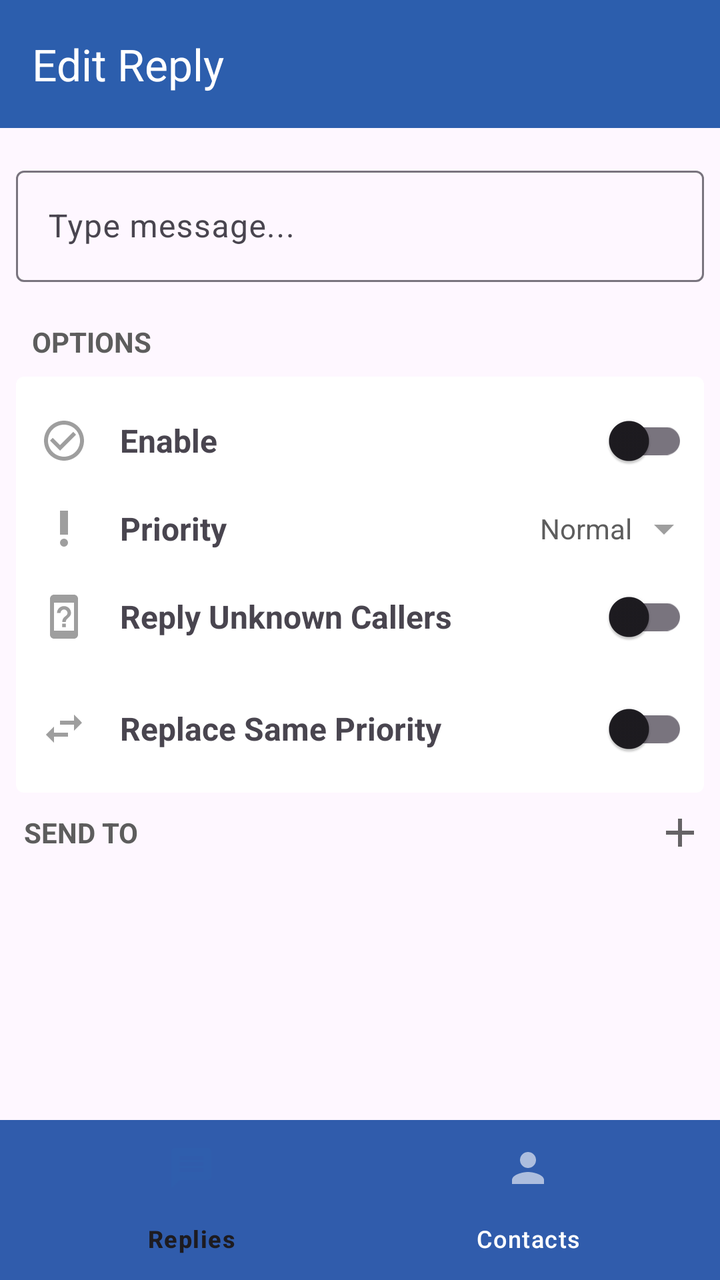
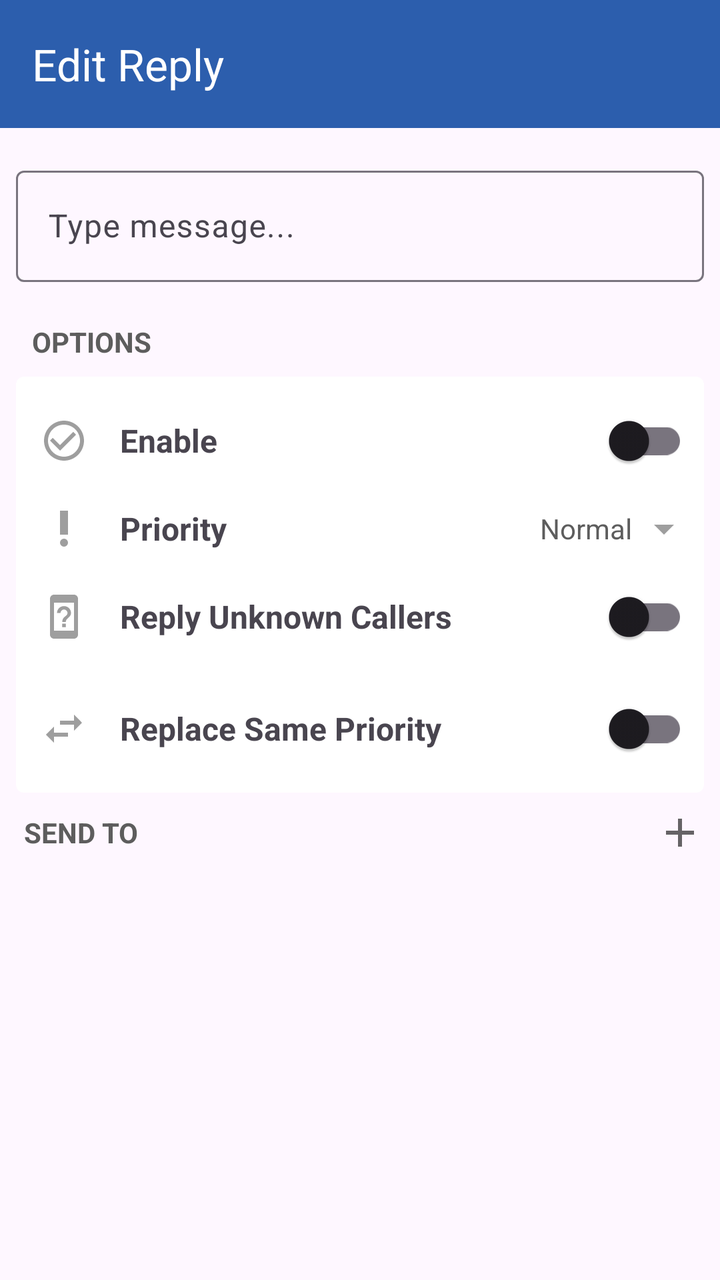

Compare the two renders of this Android layout. The source of the first and the diff that turns it into the second are given below.
<!-- AndroidManifest.xml: application theme Theme.CallSwitch -->
<!-- res/layout/fragment_edit_reply.xml -->
<?xml version="1.0" encoding="utf-8"?>
<androidx.coordinatorlayout.widget.CoordinatorLayout xmlns:android="http://schemas.android.com/apk/res/android"
    xmlns:app="http://schemas.android.com/apk/res-auto"
    xmlns:tools="http://schemas.android.com/tools"
    android:id="@+id/main_fragment"
    android:layout_width="match_parent"
    android:layout_height="match_parent"
    tools:context=".RepliesActivity">

    <include layout="@layout/component_edit_reply_app_bar"/>

    <RelativeLayout

        android:layout_width="match_parent"
        app:layout_behavior="@string/appbar_scrolling_view_behavior"
        android:layout_height="match_parent">

        <androidx.core.widget.NestedScrollView
            android:layout_above="@id/bottom_nav_view"
            android:layout_width="match_parent"
            android:layout_height="match_parent">
            <LinearLayout
                android:layout_width="match_parent"
                android:layout_height="match_parent"
                android:orientation="vertical">
                <com.google.android.material.textfield.TextInputLayout
                    android:hint="@string/type_message"
                    app:errorEnabled="true"
                    android:layout_marginTop="16dp"
                    android:layout_marginHorizontal="8dp"
                    android:layout_width="match_parent"
                    android:layout_height="wrap_content">
                    <com.google.android.material.textfield.TextInputEditText
                        android:id="@+id/reply_text_field"
                        android:layout_width="match_parent"
                        android:layout_height="wrap_content"
                        />
                </com.google.android.material.textfield.TextInputLayout>
                <TextView
                    android:layout_width="match_parent"
                    android:layout_height="wrap_content"
                    android:text="@string/options"
                    app:textAllCaps="true"
                    android:layout_marginHorizontal="16dp"
                    android:textStyle="bold"
                    android:textColor="@color/grey_10"/>
                <LinearLayout
                    android:layout_marginTop="8dp"
                    android:layout_marginHorizontal="8dp"
                    android:background="@drawable/rounded_rectangle_background_4"
                    android:layout_width="match_parent"
                    android:layout_height="wrap_content"
                    android:orientation="vertical">

                    <LinearLayout
                        android:gravity="center_vertical"
                        android:layout_marginTop="8dp"
                        android:layout_width="match_parent"
                        android:layout_height="wrap_content"
                        android:orientation="horizontal">
                        <ImageView
                            android:layout_width="wrap_content"
                            android:layout_height="wrap_content"
                            android:layout_marginStart="12dp"
                            app:tint="@color/grey_10"
                            android:src="@drawable/ic_action_check"/>
                        <TextView
                            android:layout_marginHorizontal="16dp"
                            android:layout_weight="1"
                            android:layout_width="0dp"
                            android:layout_height="wrap_content"
                            android:text="@string/enable"
                            android:textStyle="bold"
                            android:textSize="16sp"/>

                        <com.google.android.material.switchmaterial.SwitchMaterial
                            android:id="@+id/enable_reply_switch"
                            android:layout_marginEnd="8dp"
                            android:layout_width="wrap_content"
                            android:layout_height="wrap_content"/>
                    </LinearLayout>
                    <LinearLayout
                        android:id="@+id/priority_button"
                        android:gravity="center_vertical"
                        android:layout_marginEnd="8dp"
                        android:layout_marginTop="8dp"
                        android:layout_width="match_parent"
                        android:layout_height="wrap_content"
                        android:orientation="horizontal">
                        <ImageView
                            android:layout_marginStart="12dp"
                            android:layout_width="wrap_content"
                            android:layout_height="wrap_content"
                            app:tint="@color/grey_10"
                            android:src="@drawable/ic_action_priority"/>
                        <TextView
                            android:layout_marginHorizontal="16dp"
                            android:layout_weight="1"
                            android:layout_width="0dp"
                            android:layout_height="wrap_content"
                            android:text="@string/priority"
                            android:textSize="16sp"
                            android:textStyle="bold"/>
                        <LinearLayout
                            android:gravity="center_vertical"
                            android:layout_width="wrap_content"
                            android:layout_height="wrap_content"
                            android:orientation="horizontal">
                            <TextView
                                android:id="@+id/priority"
                                android:layout_width="wrap_content"
                                android:layout_height="wrap_content"
                                android:text="@string/normal"
                                android:textColor="@color/grey_10"
                                android:layout_marginEnd="4dp"/>
                            <ImageView
                                app:tint="@color/grey_10"
                                android:layout_width="wrap_content"
                                android:layout_height="wrap_content"
                                android:src="@drawable/ic_action_down"/>
                        </LinearLayout>

                    </LinearLayout>
                    <LinearLayout
                        android:gravity="center_vertical"
                        android:layout_marginTop="8dp"
                        android:layout_width="match_parent"
                        android:layout_height="wrap_content"
                        android:orientation="horizontal">
                        <ImageView
                            android:layout_width="wrap_content"
                            android:layout_height="wrap_content"
                            android:layout_marginStart="12dp"
                            app:tint="@color/grey_10"
                            android:src="@drawable/ic_action_unknown"/>
                        <TextView
                            android:layout_marginHorizontal="16dp"
                            android:layout_weight="1"
                            android:layout_width="0dp"
                            android:layout_height="wrap_content"
                            android:text="@string/reply_unknown"
                            android:textStyle="bold"
                            android:textSize="16sp"/>

                        <com.google.android.material.switchmaterial.SwitchMaterial
                            android:id="@+id/reply_unknown_switch"
                            android:layout_marginEnd="8dp"
                            android:layout_width="wrap_content"
                            android:layout_height="wrap_content"/>
                    </LinearLayout>
                    <LinearLayout
                        android:gravity="center_vertical"
                        android:layout_marginTop="8dp"
                        android:layout_marginBottom="8dp"
                        android:layout_width="match_parent"
                        android:layout_height="wrap_content"
                        android:orientation="horizontal">
                        <ImageView
                            android:layout_width="wrap_content"
                            android:layout_height="wrap_content"
                            android:layout_marginStart="12dp"
                            app:tint="@color/grey_10"
                            android:src="@drawable/ic_action_swap"/>
                        <TextView
                            android:layout_marginHorizontal="16dp"
                            android:layout_weight="1"
                            android:layout_width="0dp"
                            android:layout_height="wrap_content"
                            android:text="@string/replace_same_priority"
                            android:textStyle="bold"
                            android:textSize="16sp"/>
                        <com.google.android.material.switchmaterial.SwitchMaterial
                            android:id="@+id/replace_same_priority_switch"
                            android:layout_marginEnd="8dp"
                            android:layout_width="wrap_content"
                            android:layout_height="wrap_content"/>
                    </LinearLayout>
                </LinearLayout>

                <LinearLayout
                    android:layout_marginTop="8dp"
                    android:layout_width="match_parent"
                    android:layout_height="wrap_content"
                    android:orientation="horizontal">
                    <com.google.android.material.textview.MaterialTextView
                        android:layout_marginHorizontal="12dp"
                        android:layout_width="0dp"
                        android:layout_weight="1"
                        android:layout_height="wrap_content"
                        android:layout_gravity="center_vertical"
                        android:text="@string/send_to"
                        app:textAllCaps="true"
                        android:textStyle="bold"
                        android:textColor="@color/grey_10"/>
                    <ImageButton
                        android:layout_marginEnd="8dp"
                        android:id="@+id/add_contacts_button"
                        android:layout_width="wrap_content"
                        android:layout_height="wrap_content"
                        android:layout_gravity="center_vertical"
                        android:contentDescription="@string/add_contacts_hint"
                        android:background="@null"
                        app:tint="@color/black"
                        android:src="@drawable/ic_action_add"/>
                </LinearLayout>

                <androidx.recyclerview.widget.RecyclerView
                    android:layout_marginTop="8dp"
                    android:layout_marginBottom="16dp"
                    android:layout_marginHorizontal="8dp"
                    android:id="@+id/selected_contacts_recycler_view"
                    android:layout_width="match_parent"
                    android:layout_height="match_parent"/>
            </LinearLayout>
        </androidx.core.widget.NestedScrollView>




        <include layout="@layout/component_bottom_nav_bar"
            android:id="@+id/bottom_nav_view"/>

    </RelativeLayout>

</androidx.coordinatorlayout.widget.CoordinatorLayout>
<!-- res/layout/component_edit_reply_app_bar.xml (included above) -->
<?xml version="1.0" encoding="utf-8"?>
<com.google.android.material.appbar.AppBarLayout xmlns:android="http://schemas.android.com/apk/res/android"
    xmlns:app="http://schemas.android.com/apk/res-auto"
    android:id="@+id/toolbar_main"
    android:layout_width="match_parent"
    android:layout_height="wrap_content"
    android:fitsSystemWindows="true"
    app:liftOnScrollColor="@color/blue"
    app:liftOnScroll="true">

    <com.google.android.material.appbar.MaterialToolbar
        android:id="@+id/edit_reply_toolbar"
        android:layout_width="match_parent"
        android:layout_height="wrap_content"
        android:minHeight="?attr/actionBarSize"
        app:title="@string/edit_reply"/>
</com.google.android.material.appbar.AppBarLayout>
<!-- res/layout/component_bottom_nav_bar.xml (included above) -->
<?xml version="1.0" encoding="utf-8"?>
<com.google.android.material.bottomnavigation.BottomNavigationView xmlns:android="http://schemas.android.com/apk/res/android"
    android:layout_width="match_parent"
    android:layout_height="wrap_content"
    android:fitsSystemWindows="true"
    android:id="@+id/bottom_nav_view"
    android:layout_alignParentBottom="true"
    xmlns:app="http://schemas.android.com/apk/res-auto"
    app:menu="@menu/bottom_navigation_menu" />
<!-- resources referenced by this layout -->
<resources>
  <color name="black">#FF000000</color>
  <color name="blue">#2C5EAD</color>
  <color name="grey_10">#5d5d5d</color>
  <!-- drawable ic_action_add (drawable-anydpi) -->
  <vector xmlns:android="http://schemas.android.com/apk/res/android"
      android:width="24dp"
      android:height="24dp"
      android:viewportWidth="24"
      android:viewportHeight="24"
      android:tint="#333333"
      android:alpha="0.6">
    <path
        android:fillColor="@android:color/white"
        android:pathData="M19,13h-6v6h-2v-6H5v-2h6V5h2v6h6v2z"/>
  </vector>
  <!-- drawable ic_action_down (drawable-anydpi) -->
  <vector xmlns:android="http://schemas.android.com/apk/res/android"
      android:width="24dp"
      android:height="24dp"
      android:viewportWidth="24"
      android:viewportHeight="24"
      android:tint="#333333"
      android:alpha="0.6">
    <path
        android:fillColor="@android:color/white"
        android:pathData="M7,10l5,5 5,-5z"/>
  </vector>
  <!-- drawable ic_action_swap (drawable-anydpi) -->
  <vector xmlns:android="http://schemas.android.com/apk/res/android"
      android:width="24dp"
      android:height="24dp"
      android:viewportWidth="24"
      android:viewportHeight="24"
      android:tint="#333333"
      android:alpha="0.6">
    <path
        android:fillColor="@android:color/white"
        android:pathData="M6.99,11L3,15l3.99,4v-3H14v-2H6.99v-3zM21,9l-3.99,-4v3H10v2h7.01v3L21,9z"/>
  </vector>
  <!-- drawable rounded_rectangle_background_4 (drawable) -->
  <?xml version="1.0" encoding="utf-8"?>
  <shape xmlns:android="http://schemas.android.com/apk/res/android"
      android:shape="rectangle">
      <corners android:radius="4dp"/>
      <solid android:color="@color/white"/>
  </shape>
  <string name="add_contacts_hint">Add contacts to send reply to</string>
  <string name="edit_reply">Edit Reply</string>
  <string name="enable">Enable</string>
  <string name="normal">Normal</string>
  <string name="options">Options</string>
  <string name="priority">Priority</string>
  <string name="replace_same_priority">Replace Same Priority</string>
  <string name="reply_unknown">Reply Unknown Callers</string>
  <string name="send_to">Send to</string>
  <string name="type_message">Type message...</string>
  <style name="Theme.CallSwitch" parent="Base.Theme.CallSwitch" />
  <color name="white">#FFFFFFFF</color>
  <style name="Base.Theme.CallSwitch" parent="Theme.Material3.DayNight.NoActionBar">
          
          
          <item name="colorSurface">@color/blue</item>
          <item name="toolbarStyle">@style/Widget.App.Toolbar</item>
          <item name="bottomNavigationStyle">@style/Widget.App.BottomNavigationView</item>
      </style>
  <style name="Widget.App.Toolbar" parent="Widget.Material3.Toolbar">
          <item name="materialThemeOverlay">@style/ThemeOverlay.App.Toolbar</item>
      </style>
  <style name="Widget.App.BottomNavigationView" parent="Widget.Material3.BottomNavigationView">
          <item name="materialThemeOverlay">@style/ThemeOverlay.App.BottomNavigationView</item>
      </style>
  <style name="ThemeOverlay.App.BottomNavigationView" parent="">
          
          <item name="colorOnSurfaceVariant">@color/white</item>
          
          <item name="colorSurfaceContainer">@color/blue</item>
          
          <item name="colorSecondary">@color/blue</item>
          
          <item name="colorSecondaryContainer">@color/white</item>
          
          <item name="colorOnSecondaryContainer">@color/blue</item>
      </style>
  <style name="TextAppearance.App.TitleLarge" parent="TextAppearance.Material3.TitleLarge">
          
          
      </style>
  <style name="TextAppearance.App.TitleMedium" parent="TextAppearance.Material3.TitleMedium">
          
          
      </style>
  <!-- unchanged entries left out for length: 4 -->
</resources>

<!-- the commit's change to res/layout/fragment_edit_reply.xml (unified diff, before → after) -->
@@ -215,11 +215,6 @@
         </androidx.core.widget.NestedScrollView>
 
 
-
-
-        <include layout="@layout/component_bottom_nav_bar"
-            android:id="@+id/bottom_nav_view"/>
-
     </RelativeLayout>
 
 </androidx.coordinatorlayout.widget.CoordinatorLayout>
@@ -241,13 +236,3 @@
         android:minHeight="?attr/actionBarSize"
         app:title="@string/edit_reply"/>
 </com.google.android.material.appbar.AppBarLayout>
-<!-- res/layout/component_bottom_nav_bar.xml (included above) -->
-<?xml version="1.0" encoding="utf-8"?>
-<com.google.android.material.bottomnavigation.BottomNavigationView xmlns:android="http://schemas.android.com/apk/res/android"
-    android:layout_width="match_parent"
-    android:layout_height="wrap_content"
-    android:fitsSystemWindows="true"
-    android:id="@+id/bottom_nav_view"
-    android:layout_alignParentBottom="true"
-    xmlns:app="http://schemas.android.com/apk/res-auto"
-    app:menu="@menu/bottom_navigation_menu" />
